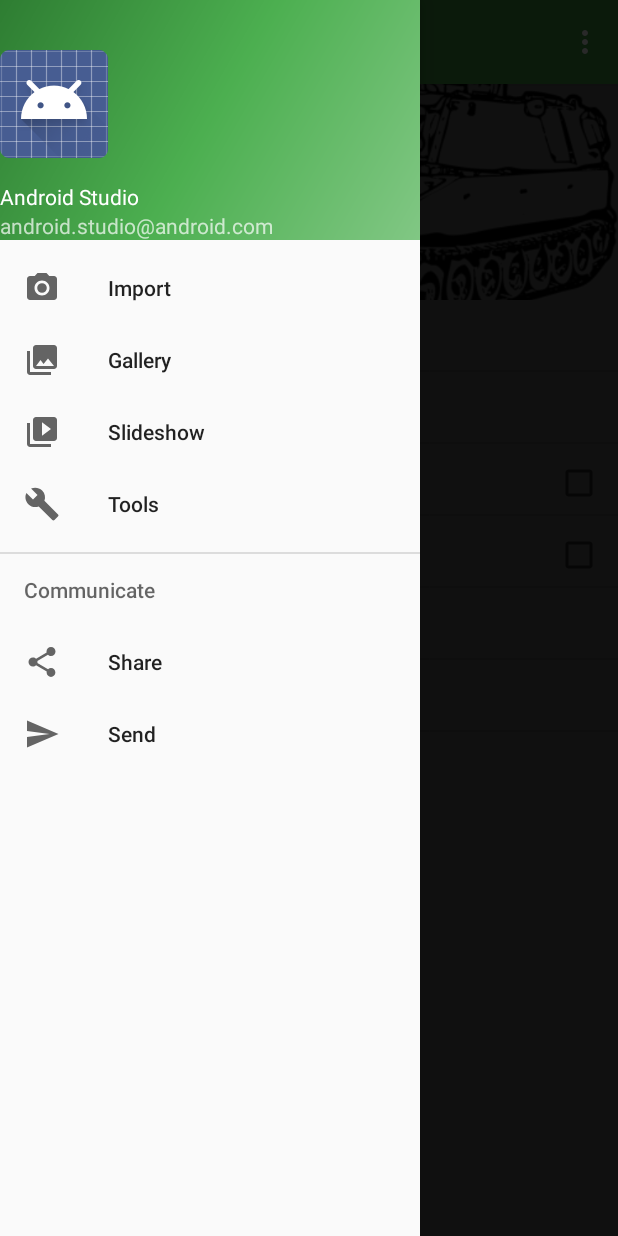
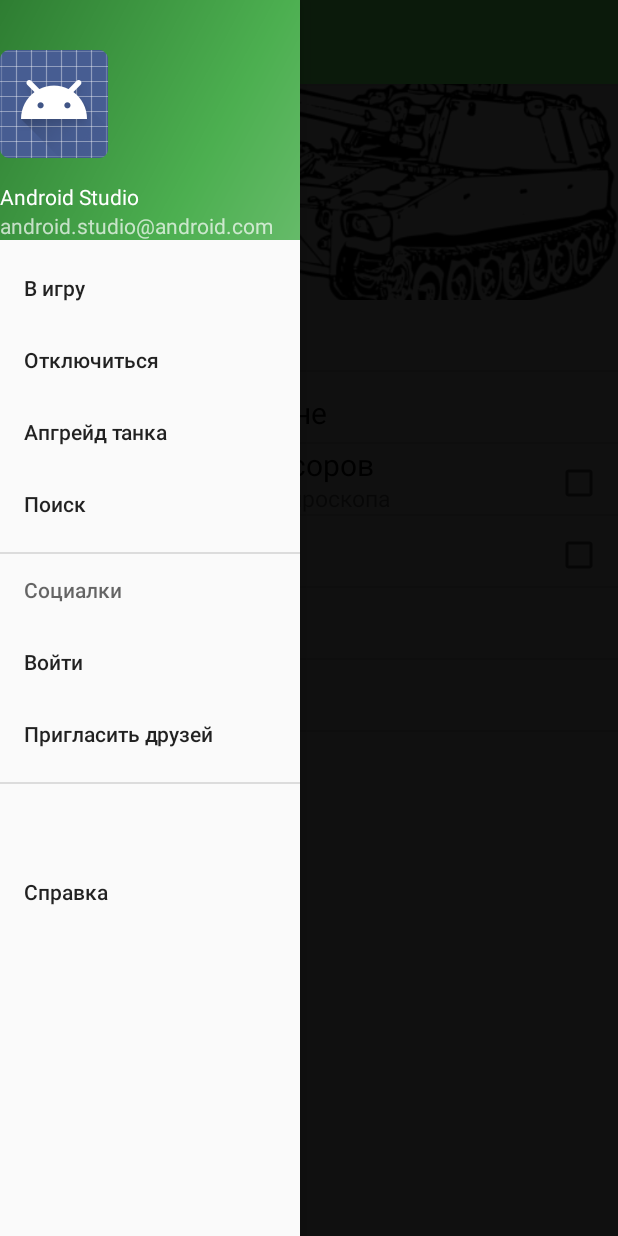
Before and after one commit to igrztv/laserTank, an Android app: the SettingsActivity screen opened directly, with no data from a screen before it, with the side drawer open, on a phone screen of 412 x 824 dp. Run offline under Robolectric (Android 15) with nearby library versions, the phone set to English and light mode, and no system bars.

Commit message:
beautify side menu

```diff
--- a/app/src/main/java/com/example/morgan/lasertang/SettingsActivity.java
+++ b/app/src/main/java/com/example/morgan/lasertang/SettingsActivity.java
@@ -33,7 +33,7 @@ public class SettingsActivity extends SideActivity implements View.OnClickListen
             "В бой!", "Прокачать в магазине", "Использование сенсоров", "Органы управления", "Похвастаться", "меню"
     };
     final static String[] motor_comment = new String[] {
-            "", "", "Управление с помощью гироскопа", "Руль слева, башня справа", "", "меню"
+            "", "", "Управление с помощью гироскопа", "Руль слева, башня справа", "+10 секунд ускорения", "меню"
     };
 
     static Boolean[] motor_cB = new Boolean[] {false, false, true, true, false, false};
--- a/app/src/main/res/layout/activity_side.xml
+++ b/app/src/main/res/layout/activity_side.xml
@@ -5,7 +5,7 @@
     android:id="@+id/drawer_layout"
     android:layout_width="match_parent"
     android:layout_height="match_parent"
-    android:fitsSystemWindows="true"
+    android:fitsSystemWindows="false"
     tools:openDrawer="start">
 
     <include
@@ -15,19 +15,29 @@
 
     <android.support.design.widget.NavigationView
         android:id="@+id/nav_view"
-        android:layout_width="wrap_content"
+        android:layout_width="200dp"
         android:layout_height="match_parent"
         android:layout_gravity="start"
         android:fitsSystemWindows="true"
         app:headerLayout="@layout/nav_header_side"
         app:menu="@menu/activity_side_drawer" />
 
-    <!-- сюда инклюдим активити -->
-    <FrameLayout
+    <RelativeLayout
         android:layout_width="match_parent"
         android:layout_height="match_parent"
-        android:id="@+id/activity_content">
+        android:id="@+id/wrapper">
 
-    </FrameLayout>
+        <ImageView
+            android:layout_width="match_parent"
+            android:layout_height="100dp"
+            android:id="@+id/imageView3" />
+
+        <FrameLayout
+            android:layout_width="match_parent"
+            android:layout_height="wrap_content"
+            android:id="@+id/activity_content"
+            android:layout_marginTop="60dp">
+        </FrameLayout>
+    </RelativeLayout>
 
 </android.support.v4.widget.DrawerLayout>
--- a/app/src/main/res/layout/nav_header_side.xml
+++ b/app/src/main/res/layout/nav_header_side.xml
@@ -1,6 +1,6 @@
 <?xml version="1.0" encoding="utf-8"?>
 <LinearLayout xmlns:android="http://schemas.android.com/apk/res/android"
-    android:layout_width="match_parent"
+    android:layout_width="300dp"
     android:layout_height="@dimen/nav_header_height"
     android:background="@drawable/side_nav_bar"
     android:gravity="bottom"
--- a/app/src/main/res/menu/activity_side_drawer.xml
+++ b/app/src/main/res/menu/activity_side_drawer.xml
@@ -3,33 +3,36 @@
 
     <group android:checkableBehavior="single">
         <item
-            android:id="@+id/nav_camera"
-            android:icon="@drawable/ic_menu_camera"
-            android:title="Import" />
+            android:id="@+id/nav_game"
+            android:title="В игру" />
         <item
-            android:id="@+id/nav_gallery"
-            android:icon="@drawable/ic_menu_gallery"
-            android:title="Gallery" />
+            android:id="@+id/nav_connection"
+            android:title="Отключиться" />
         <item
-            android:id="@+id/nav_slideshow"
-            android:icon="@drawable/ic_menu_slideshow"
-            android:title="Slideshow" />
+            android:id="@+id/nav_store"
+            android:title="Апгрейд танка" />
         <item
-            android:id="@+id/nav_manage"
-            android:icon="@drawable/ic_menu_manage"
-            android:title="Tools" />
+            android:id="@+id/nav_search"
+            android:title="Поиск" />
     </group>
 
-    <item android:title="Communicate">
+    <item android:title="Социалки">
         <menu>
             <item
-                android:id="@+id/nav_share"
-                android:icon="@drawable/ic_menu_share"
-                android:title="Share" />
+                android:id="@+id/nav_login"
+                android:title="Войти" />
             <item
-                android:id="@+id/nav_send"
-                android:icon="@drawable/ic_menu_send"
-                android:title="Send" />
+                android:id="@+id/nav_invite"
+                android:title="Пригласить друзей" />
+        </menu>
+    </item>
+
+    <item android:title=""
+        android:titleCondensed="Разработчикам">
+        <menu>
+            <item
+                android:id="@+id/nav_reference"
+                android:title="Справка" />
         </menu>
     </item>
 
```
Also changed, not shown: app/src/main/AndroidManifest.xml (+6 -6 lines), app/src/main/java/com/example/morgan/lasertang/BTService.java (+13 -0 lines), app/src/main/java/com/example/morgan/lasertang/InviteActivity.java (+7 -0 lines), app/src/main/java/com/example/morgan/lasertang/SearchActivity.java (+12 -4 lines), app/src/main/java/com/example/morgan/lasertang/SideActivity.java (+15 -15 lines), app/src/main/java/com/example/morgan/lasertang/StoreActivity.java (+7 -2 lines).
